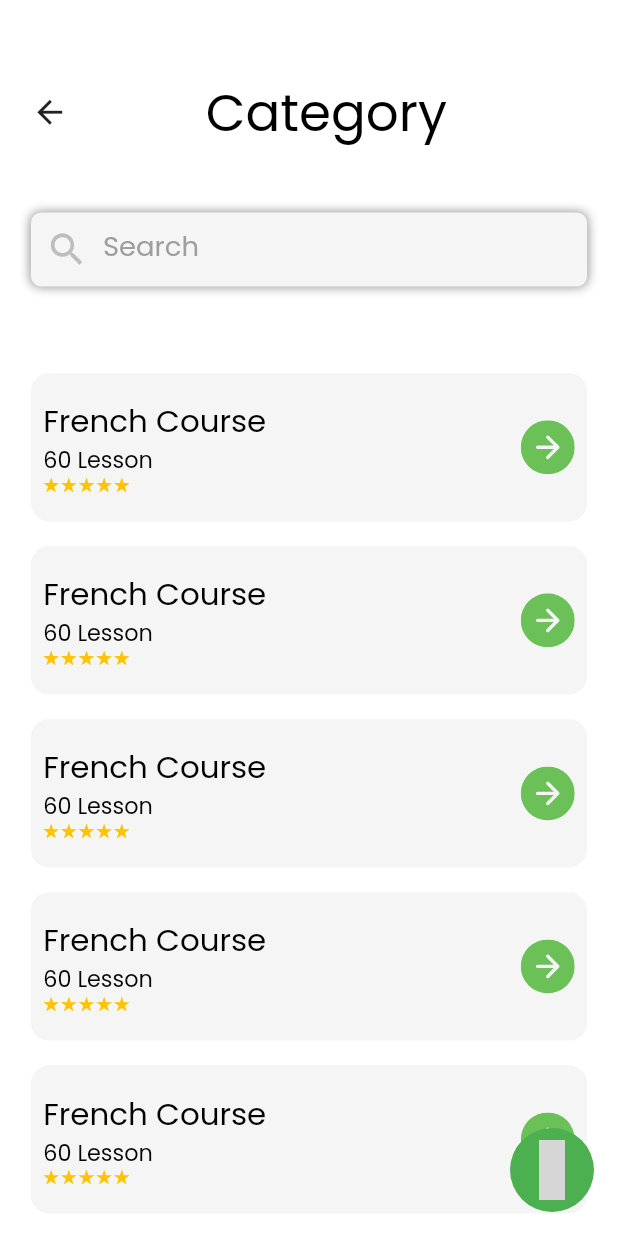
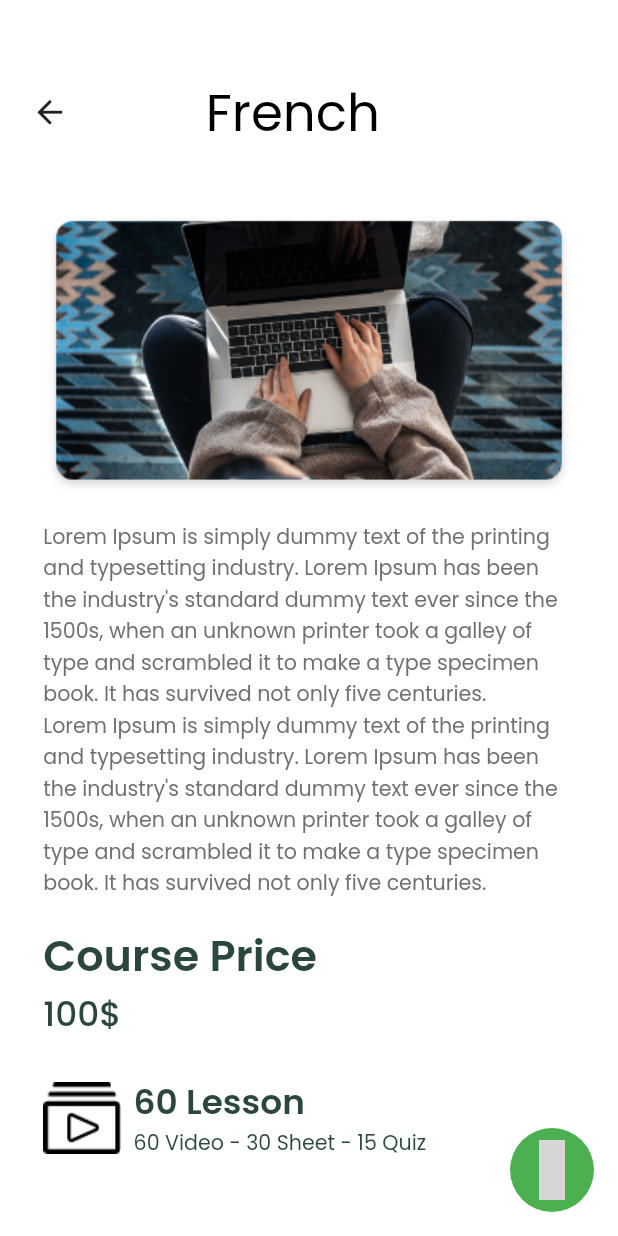
Before and after one commit to ashrafffathalla/ce--r_demo, a Flutter app: the screen it shows after launch, on a phone screen of 412 x 824 dp. Run offline on Flutter 3.47's test engine with Material 2 defaults, Android fonts, the phone set to English and light mode, and no system bars; our stand-ins replace bloc, flutter_screenutil, flutter_svg; missing offline and left inert: dart:ffi; statements that could not run were skipped; grey boxes are pictures that could not be loaded.

Commit message:
commit and push

```diff
--- a/lib/main.dart
+++ b/lib/main.dart
@@ -3,6 +3,7 @@ import 'package:center_app/modules/login/login_screen.dart';
 import 'package:center_app/modules/reset_password/reset_password_screen.dart';
 import 'package:center_app/modules/select_gaverment/select_gaverment_screen.dart';
 import 'package:center_app/modules/signup/signup_screen.dart';
+import 'package:center_app/modules/students_module/category/categories_screens/french_screen.dart';
 import 'package:center_app/modules/students_module/category/category_screen.dart';
 import 'package:center_app/shared/blocobserver.dart';
 import 'package:flutter/material.dart';
@@ -46,7 +47,7 @@ class MyApp extends StatelessWidget {
             theme: ThemeData(
 
             ),
-            home: const CategoryScreen(),
+            home: const FrenchScreen(),
           );
         }
     );
--- /dev/null
+++ b/lib/modules/students_module/category/categories_screens/french_screen.dart
@@ -0,0 +1,106 @@
+import 'package:center_app/shared/components/components.dart';
+import 'package:center_app/shared/style/colors.dart';
+import 'package:flutter/material.dart';
+import 'package:flutter_screenutil/flutter_screenutil.dart';
+
+class FrenchScreen extends StatelessWidget {
+  const FrenchScreen({Key? key}) : super(key: key);
+
+  @override
+  Widget build(BuildContext context) {
+    Size size = MediaQuery
+        .of(context)
+        .size;
+    return Scaffold(
+      floatingActionButton: FloatingActionButton(
+        onPressed: () {},
+        child: Icon(
+          Icons.whatsapp,
+          size: 35.sp,
+        ),
+        backgroundColor: Colors.green,
+        elevation: 0,
+      ),
+      body: gradiantScaffoldColor(
+        child:Column(
+          children: [
+            defaultSizeBoxStart(context),
+            customAppBar(size,'French'),
+            SizedBox(
+              height: size.height*0.05,
+            ),
+
+            SingleChildScrollView(
+              physics:const BouncingScrollPhysics(),
+              child: Padding(
+                padding: EdgeInsets.symmetric(horizontal: size.width*0.07),
+                child: Column(
+                  crossAxisAlignment: CrossAxisAlignment.start,
+                  children: [
+                    Image.asset('assets/images/category.png',fit: BoxFit.cover,),
+                    SizedBox(height: size.height*0.02,),
+                    textWidget(
+                        text: "Lorem Ipsum is simply dummy text of the printing and typesetting industry. Lorem Ipsum has been the industry's standard dummy text ever since the 1500s, when an unknown printer took a galley of type and scrambled it to make a type specimen book. It has survived not only five centuries.",
+                        fontFamily: 'Poppins',
+                        fontSize: 12.sp,
+                        color:const Color(0XFF707070),
+                        fontWeight: FontWeight.w400,
+                    ),
+                    textWidget(
+                      text: "Lorem Ipsum is simply dummy text of the printing and typesetting industry. Lorem Ipsum has been the industry's standard dummy text ever since the 1500s, when an unknown printer took a galley of type and scrambled it to make a type specimen book. It has survived not only five centuries.",
+                      fontFamily: 'Poppins',
+                      fontSize: 12.sp,
+                      color:const Color(0XFF707070),
+                      fontWeight: FontWeight.w400,
+                    ),
+                    SizedBox(height: size.height*0.02,),
+                    textWidget(
+                      text: "Course Price",
+                      fontFamily: 'Poppins',
+                      fontSize: 25.sp,
+                      color:btnColor,
+                      fontWeight: FontWeight.w600,
+                    ),
+                    textWidget(
+                      text: "100\$",
+                      fontFamily: 'Poppins',
+                      fontSize: 20.sp,
+                      color:btnColor,
+                      fontWeight: FontWeight.w500,
+                    ),
+                    SizedBox(height: size.height*0.03,),
+                    Row(
+                      children: [
+                        Image.asset('assets/images/video-gallery.png'),
+                        SizedBox(width:size.width*0.02,),
+                        Column(
+                          crossAxisAlignment: CrossAxisAlignment.start,
+                          children: [
+                            textWidget(
+                              text: "60 Lesson",
+                              fontFamily: 'Poppins',
+                              fontSize: 20.sp,
+                              color:btnColor,
+                              fontWeight: FontWeight.w600,
+                            ),
+                            textWidget(
+                              text: "60 Video - 30 Sheet - 15 Quiz",
+                              fontFamily: 'Poppins',
+                              fontSize: 12.sp,
+                              color:btnColor,
+                              fontWeight: FontWeight.w400,
+                            ),
+                          ],
+                        ),
+                      ],
+                    ),
+                  ],
+                ),
+              ),
+            ),
+          ],
+          ) ,
+      ),
+    );
+  }
+}
--- a/lib/modules/students_module/category/category_screen.dart
+++ b/lib/modules/students_module/category/category_screen.dart
@@ -52,7 +52,6 @@ class CategoryScreen extends StatelessWidget {
                   )
                 ],
               ),
-
               /// After APP BAR
               SizedBox(
                 height: size.height * 0.05,
@@ -113,7 +112,7 @@ class CategoryScreen extends StatelessWidget {
                         ),
                       ),
                     ),
-                    SizedBox(height: size.height * 0.07,),
+                    SizedBox(height: size.height * 0.05,),
                     ListView.separated(
                         physics: const BouncingScrollPhysics(),
                         padding: const EdgeInsets.all(0),
@@ -123,8 +122,9 @@ class CategoryScreen extends StatelessWidget {
                             buildCategoryCard(size),
                         separatorBuilder: (context, index) =>
                             SizedBox(height: size.height * 0.02,),
-                        itemCount: 5
+                        itemCount: 5,
                     ),
+                    SizedBox(height: size.height * 0.05,),
                   ],
                 ),
               )
--- a/lib/shared/components/components.dart
+++ b/lib/shared/components/components.dart
@@ -156,3 +156,26 @@ Widget textWidget({
     color: color,
   ),
 );
+///Custom AppBar
+Widget customAppBar(size,text)=>Row(
+  children: [
+    SizedBox(
+      width: size.width * 0.05,
+    ),
+    const Icon(
+      Icons.arrow_back,
+      size: 25,
+    ),
+    SizedBox(
+      width: size.width / 4.5,
+    ),
+    Text(
+      text,
+      style: TextStyle(
+          color: Colors.black,
+          fontSize: 30.sp,
+          fontWeight: FontWeight.w400,
+          fontFamily: 'Poppins'),
+    )
+  ],
+);
```
Also changed, not shown: assets/images/category.png (added), assets/images/video-gallery.png (added).
